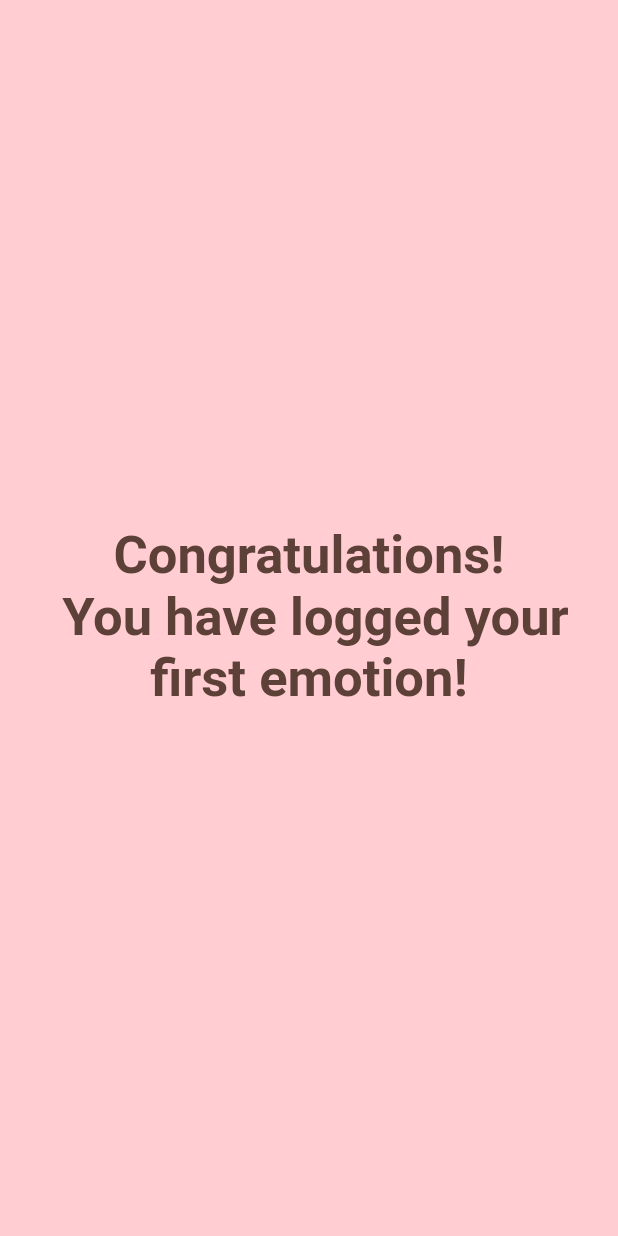
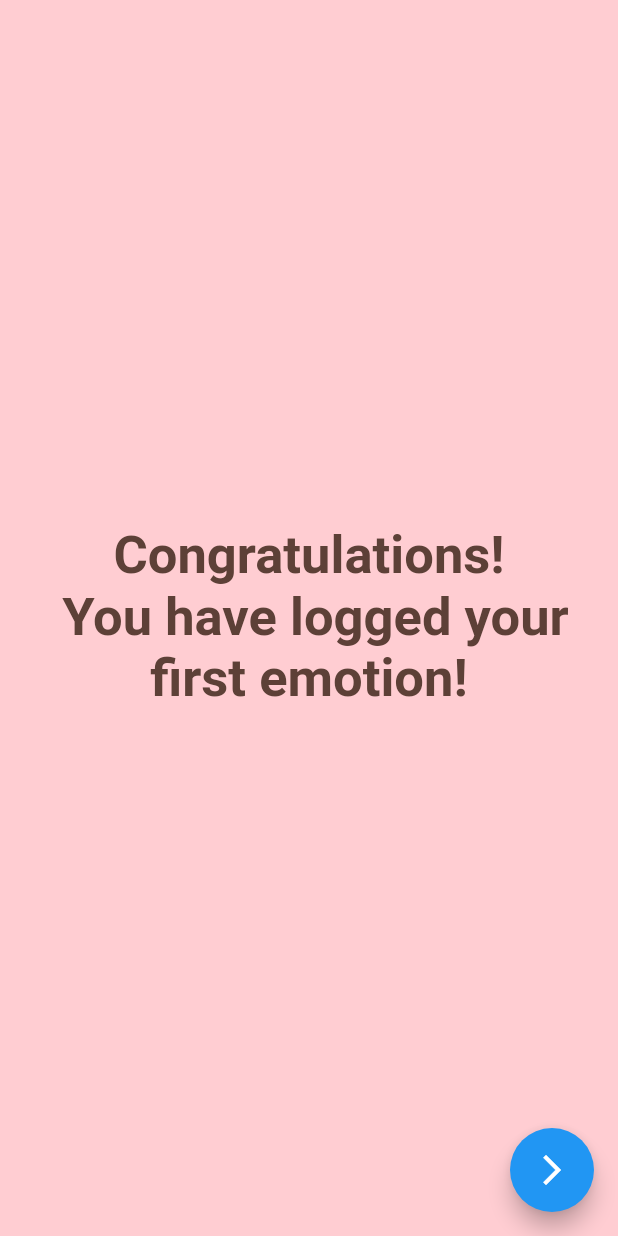
Before and after one commit to prelipceancristian/FE-TrackingEmotions, a Flutter app: the CongratulationsPage screen opened directly, on a phone screen of 412 x 824 dp. Run offline on Flutter 3.47's test engine with Material 2 defaults, Android fonts, the phone set to English and light mode, and no system bars; our stand-ins replace chat_bubbles, flutter_secure_storage, google_sign_in; missing offline and left inert: flutter_facebook_auth; accounts and stored records are empty.

Commit message:
fix navigation problem

```diff
--- a/tracking_emotions/lib/widgets/after-submit/congratiulations-page.dart
+++ b/tracking_emotions/lib/widgets/after-submit/congratiulations-page.dart
@@ -1,4 +1,5 @@
 import 'package:flutter/material.dart';
+import 'package:tracking_emotions/widgets/emotions_report_page/emotions_report_page.dart';
 
 class CongratulationsPage extends StatelessWidget {
   @override
@@ -11,10 +12,7 @@ class CongratulationsPage extends StatelessWidget {
               margin: EdgeInsets.only(top: 350),
               child: Text(
                 'Congratulations! \n You have logged your first emotion!',
-                style: TextStyle(
-                    fontSize: 35,
-                    fontWeight: FontWeight.bold,
-                    color: Colors.brown[700]),
+                style: TextStyle(fontSize: 35, fontWeight: FontWeight.bold, color: Colors.brown[700]),
                 textAlign: TextAlign.center,
               ),
             ),
@@ -22,6 +20,10 @@ class CongratulationsPage extends StatelessWidget {
         ),
       ),
       backgroundColor: Colors.red[100],
+      floatingActionButton: FloatingActionButton(
+        child: Icon(Icons.arrow_forward_ios),
+        onPressed: () => Navigator.pushReplacement(context, MaterialPageRoute(builder: (context) => EmotionsReportPage())),
+      ),
     );
   }
 }
```
